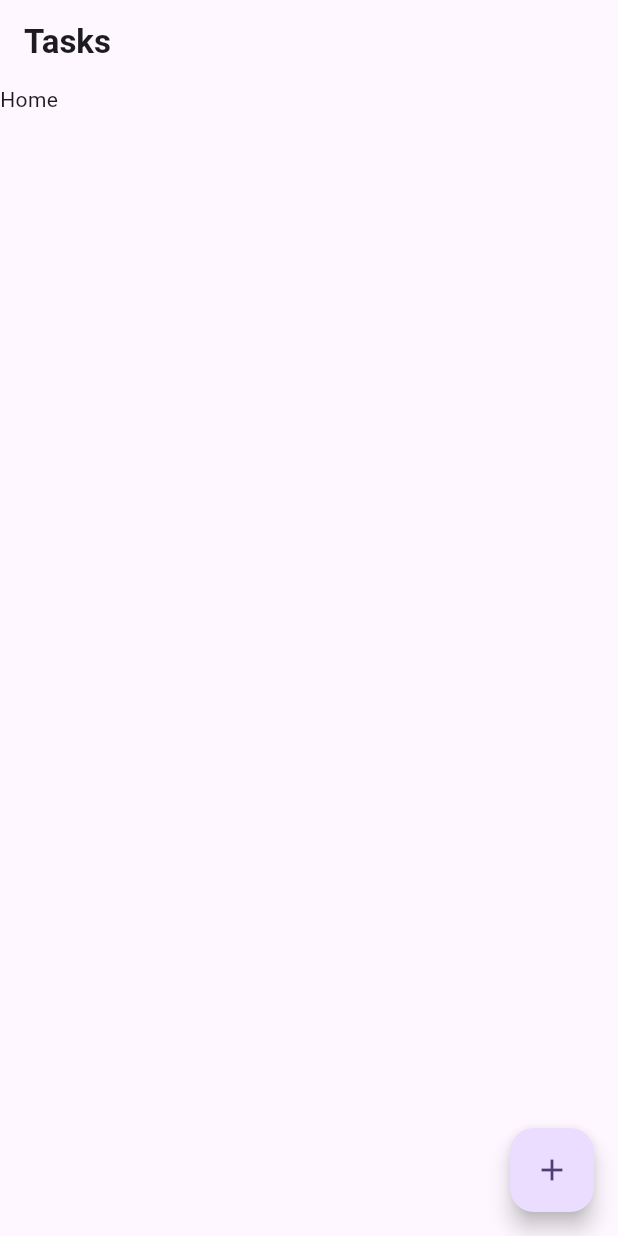
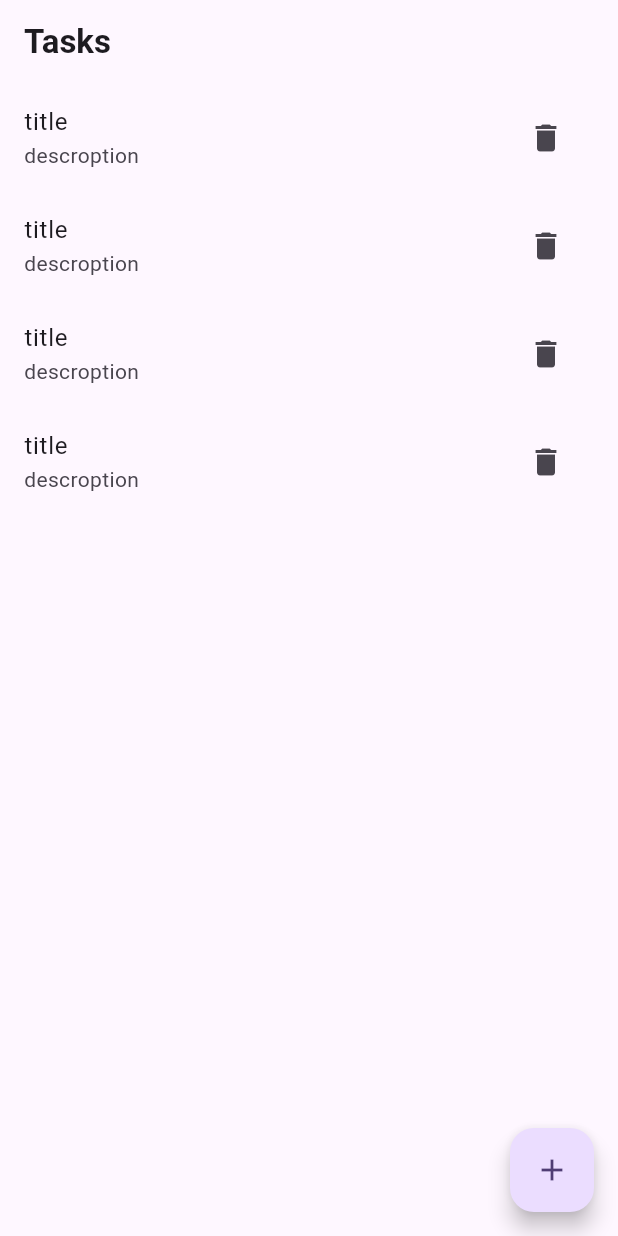
Before and after one commit to nashvak/sqflite_bloc_crud, a Flutter app: the screen it shows after launch, on a phone screen of 412 x 824 dp. Run offline on Flutter 3.47's test engine with Material 3 defaults, Android fonts, the phone set to English and light mode, and no system bars; our stand-ins replace bloc, flutter_bloc.

Commit message:
created model class

```diff
--- /dev/null
+++ b/lib/bloc/todo_bloc.dart
@@ -0,0 +1,28 @@
+import 'dart:async';
+
+import 'package:bloc/bloc.dart';
+import 'package:todo_app_bloc/models/models.dart';
+
+part 'todo_event.dart';
+part 'todo_state.dart';
+
+class TodoBloc extends Bloc<TodoEvent, TodoState> {
+  TodoBloc() : super(const TodoState()) {
+    on<AddTodoEvent>(addTodoFunction);
+    on<UpdateTodoEvent>(updateTodoFunction);
+    on<DeleteTodoEvent>(deleteTodoFunction);
+  }
+
+  FutureOr<void> addTodoFunction(AddTodoEvent event, Emitter<TodoState> emit) {
+    final state = this.state;
+    emit(TodoState(
+      allTodos: List.from(state.allTodos)..add(event.todo),
+    ));
+  }
+
+  FutureOr<void> updateTodoFunction(
+      UpdateTodoEvent event, Emitter<TodoState> emit) {}
+
+  FutureOr<void> deleteTodoFunction(
+      DeleteTodoEvent event, Emitter<TodoState> emit) {}
+}
--- /dev/null
+++ b/lib/bloc/todo_event.dart
@@ -0,0 +1,20 @@
+part of 'todo_bloc.dart';
+
+abstract class TodoEvent {
+  const TodoEvent();
+}
+
+class AddTodoEvent extends TodoEvent {
+  final Todo todo;
+  const AddTodoEvent({required this.todo});
+}
+
+class UpdateTodoEvent extends TodoEvent {
+  final int index;
+  const UpdateTodoEvent({required this.index});
+}
+
+class DeleteTodoEvent extends TodoEvent {
+  final Todo todo;
+  const DeleteTodoEvent({required this.todo});
+}
--- /dev/null
+++ b/lib/bloc/todo_state.dart
@@ -0,0 +1,8 @@
+part of 'todo_bloc.dart';
+
+class TodoState {
+  final List<Todo> allTodos;
+  const TodoState({this.allTodos = const <Todo>[]});
+}
+
+class TodoInitial extends TodoState {}
--- a/lib/main.dart
+++ b/lib/main.dart
@@ -1,4 +1,6 @@
 import 'package:flutter/material.dart';
+import 'package:flutter_bloc/flutter_bloc.dart';
+import 'package:todo_app_bloc/bloc/todo_bloc.dart';
 import 'package:todo_app_bloc/screen/homescreen.dart';
 
 void main() {
@@ -10,13 +12,19 @@ class MyApp extends StatelessWidget {
 
   @override
   Widget build(BuildContext context) {
-    return MaterialApp(
-      title: 'Todo using bloc',
-      theme: ThemeData(
-        colorScheme: ColorScheme.fromSeed(seedColor: Colors.deepPurple),
-        useMaterial3: true,
+    return BlocProvider(
+      create: (context) => TodoBloc(),
+      child: MaterialApp(
+        title: 'Todo using bloc',
+        theme: ThemeData(
+          colorScheme: ColorScheme.fromSeed(seedColor: Colors.deepPurple),
+          useMaterial3: true,
+        ),
+        home: BlocProvider(
+          create: (context) => TodoBloc(),
+          child: const HomeScreen(),
+        ),
       ),
-      home: HomeScreen(),
     );
   }
 }
--- /dev/null
+++ b/lib/models/models.dart
@@ -0,0 +1,22 @@
+class Todo {
+  final String id;
+  final String title;
+  final String description;
+
+  Todo({this.title = '', required this.description, required this.id});
+  Map<String, dynamic> toMap() {
+    return {
+      'id': id,
+      'title': title,
+      'description': description,
+    };
+  }
+
+  factory Todo.fromMap(Map<String, dynamic> map) {
+    return Todo(
+      description: map['description'],
+      id: map['id'],
+      title: map['title'],
+    );
+  }
+}
--- a/lib/screen/addscreen.dart
+++ b/lib/screen/addscreen.dart
@@ -3,8 +3,8 @@ import 'package:todo_app_bloc/screen/widgets/addscreen_appbar.dart';
 
 class AddScreen extends StatelessWidget {
   AddScreen({super.key});
-  TextEditingController titleController = TextEditingController();
-  TextEditingController contentController = TextEditingController();
+  final TextEditingController titleController = TextEditingController();
+  final TextEditingController contentController = TextEditingController();
   @override
   Widget build(BuildContext context) {
     return Scaffold(
--- a/lib/screen/homescreen.dart
+++ b/lib/screen/homescreen.dart
@@ -13,11 +13,26 @@ class HomeScreen extends StatelessWidget {
           style: TextStyle(fontWeight: FontWeight.bold),
         ),
       ),
-      body: const Text('Home'),
+      body: ListView.builder(
+          itemCount: 4,
+          itemBuilder: (context, index) {
+            return ListTile(
+              title: Text('title'),
+              subtitle: Text('descroption'),
+              trailing: IconButton(
+                onPressed: () {},
+                icon: Icon(Icons.delete),
+              ),
+            );
+          }),
       floatingActionButton: FloatingActionButton(
         onPressed: () {
           Navigator.push(
-              context, MaterialPageRoute(builder: (context) => AddScreen()));
+            context,
+            MaterialPageRoute(
+              builder: (context) => AddScreen(),
+            ),
+          );
         },
         child: const Icon(Icons.add),
       ),
--- a/pubspec.yaml
+++ b/pubspec.yaml
@@ -35,6 +35,9 @@ dependencies:
   # The following adds the Cupertino Icons font to your application.
   # Use with the CupertinoIcons class for iOS style icons.
   cupertino_icons: ^1.0.2
+
+  flutter_bloc: ^8.1.3
+  sqflite: ^2.3.2
 
 dev_dependencies:
   flutter_test:
```
Also changed, not shown: pubspec.lock, 1 other file.
